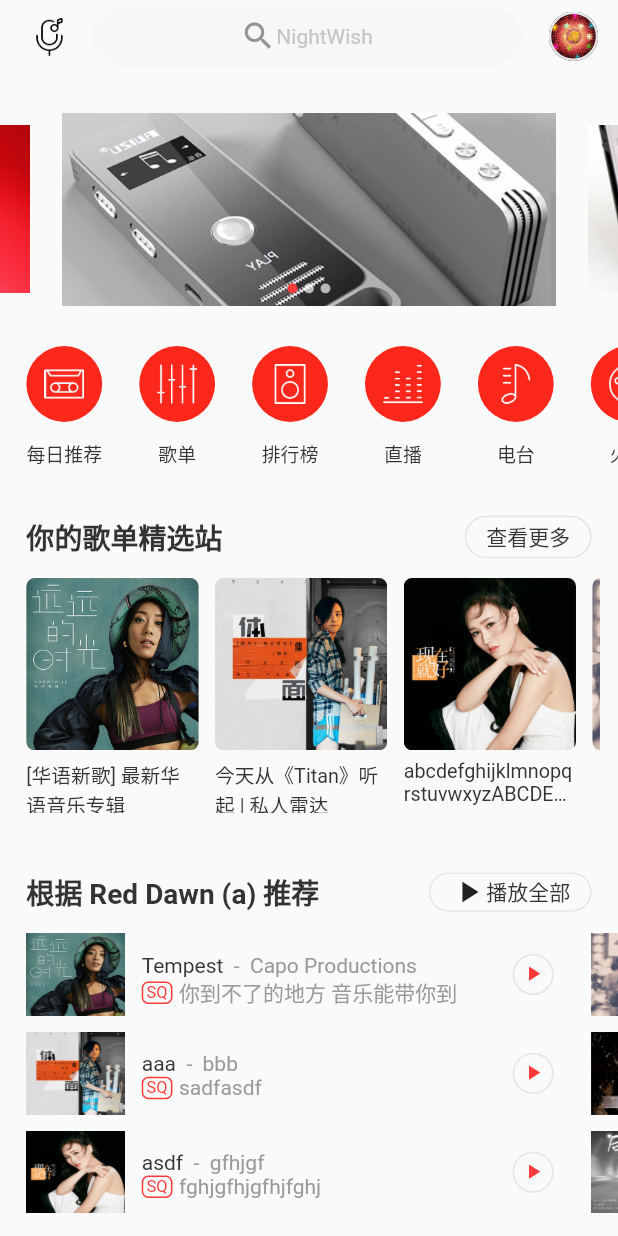
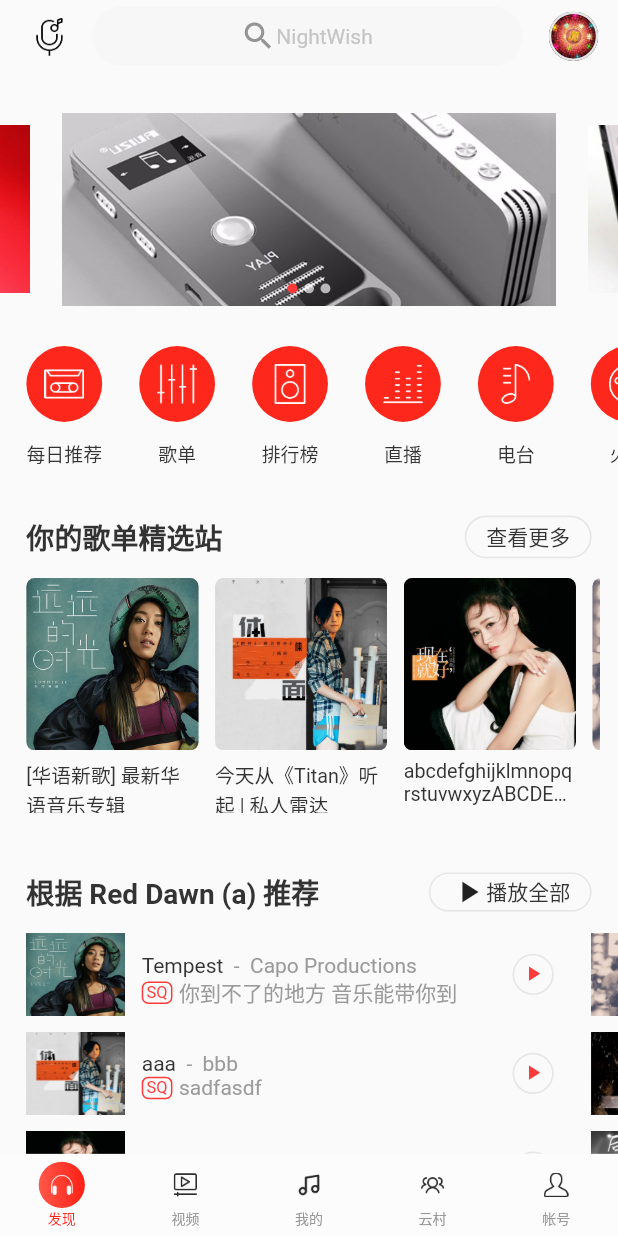
Before and after one commit to LoTwT/music_player, a Flutter app: the screen it shows after launch, on a phone screen of 412 x 824 dp. Run offline on Flutter 3.47's test engine with Material 2 defaults, Android fonts, the phone set to English and light mode, and no system bars; drawn by our look-alikes of carousel_slider; our stand-ins replace flutter_hooks.

Commit message:
BottomNavbar

```diff
--- a/lib/views/home/home.dart
+++ b/lib/views/home/home.dart
@@ -1,15 +1,18 @@
 import 'package:flutter/material.dart';
+import 'package:flutter_hooks/flutter_hooks.dart';
 import 'package:music_player/utils/screen_utils.dart';
 import 'package:music_player/views/home/category.dart';
 import 'package:music_player/views/home/header.dart';
 import 'package:music_player/views/home/swiper.dart';
+import 'package:music_player/widgets/bottom_navbar.dart';
 import 'package:music_player/widgets/recommend_list.dart';
 import 'package:music_player/widgets/song_list.dart';
 
-class Home extends StatelessWidget {
+class Home extends HookWidget {
   @override
   Widget build(BuildContext context) {
-    var screen = ScreenUtils(context);
+    final screen = ScreenUtils(context);
+    final currentBottomNav = useState(0);
 
     return Scaffold(
       body: DefaultTextStyle(
@@ -45,6 +48,10 @@
             ),
           ),
         ),
+      ),
+      bottomNavigationBar: BottomNavbar(
+        value: currentBottomNav.value,
+        onChanged: (index) => currentBottomNav.value = index,
       ),
     );
   }
--- /dev/null
+++ b/lib/widgets/bottom_navbar.dart
@@ -0,0 +1,135 @@
+import 'package:flutter/cupertino.dart';
+import 'package:flutter_hooks/flutter_hooks.dart';
+import 'package:music_player/utils/screen_utils.dart';
+
+typedef BottomNavbarCallback = void Function(int);
+const BottomNavbarInfos = <Map>[
+  {
+    "imgPath": "assets/icon-music-acc-b.png",
+    "activeImgPath": "assets/icon-music-acc.png",
+    "title": "发现",
+  },
+  {
+    "imgPath": "assets/icon-video-b.png",
+    "activeImgPath": "assets/icon-video.png",
+    "title": "视频",
+  },
+  {
+    "imgPath": "assets/icon-music-b.png",
+    "activeImgPath": "assets/icon-music.png",
+    "title": "我的",
+  },
+  {
+    "imgPath": "assets/icon-group-b.png",
+    "activeImgPath": "assets/icon-group.png",
+    "title": "云村",
+  },
+  {
+    "imgPath": "assets/icon-person-b.png",
+    "activeImgPath": "assets/icon-person.png",
+    "title": "帐号",
+  },
+];
+
+class BottomNavbar extends HookWidget {
+  final int value;
+  final BottomNavbarCallback onChanged;
+
+  BottomNavbar({
+    Key? key,
+    required this.onChanged,
+    this.value = 0,
+  }) : super(key: key);
+
+  @override
+  Widget build(BuildContext context) {
+    final screen = ScreenUtils(context);
+
+    return Container(
+      height: screen.calc(100),
+      padding: EdgeInsets.only(top: screen.calc(10)),
+      decoration: BoxDecoration(color: Color(0x66ffffff)),
+      child: Row(
+        mainAxisAlignment: MainAxisAlignment.spaceAround,
+        children: BottomNavbarInfos.asMap()
+            .map(
+              (index, info) => MapEntry(
+                index,
+                _BottomNavbarItem(
+                  imgPath: info["imgPath"],
+                  activeImgPath: info["activeImgPath"],
+                  title: info["title"],
+                  onTap: () => onChanged(index),
+                  isActive: value == index,
+                ),
+              ),
+            )
+            .values
+            .toList(),
+      ),
+    );
+  }
+}
+
+class _BottomNavbarItem extends StatelessWidget {
+  final String imgPath;
+  final String activeImgPath;
+  final String title;
+  final bool isActive;
+  final VoidCallback onTap;
+
+  _BottomNavbarItem({
+    Key? key,
+    required this.imgPath,
+    required this.title,
+    required this.activeImgPath,
+    required this.onTap,
+    this.isActive = false,
+  }) : super(key: key);
+
+  @override
+  Widget build(BuildContext context) {
+    final screen = ScreenUtils(context);
+
+    return GestureDetector(
+      onTap: onTap,
+      child: Container(
+        child: Column(
+          children: [
+            Container(
+              width: screen.calc(56),
+              height: screen.calc(56),
+              decoration: BoxDecoration(
+                gradient: isActive
+                    ? LinearGradient(
+                        colors: [
+                          Color(0xffff584a),
+                          Color(0xffff1f14),
+                        ],
+                        begin: Alignment.centerLeft,
+                        end: Alignment.centerRight,
+                      )
+                    : null,
+                borderRadius: BorderRadius.circular(screen.calc(28)),
+              ),
+              child: Center(
+                child: Image.asset(
+                  isActive ? activeImgPath : imgPath,
+                  width: screen.calc(30),
+                  height: screen.calc(30),
+                ),
+              ),
+            ),
+            Text(
+              title,
+              style: TextStyle(
+                color: isActive ? Color(0xffff1f14) : Color(0xff969696),
+                fontSize: screen.calc(17),
+              ),
+            ),
+          ],
+        ),
+      ),
+    );
+  }
+}
```
Also changed, not shown: pubspec.yaml (+16 -0 lines), assets/icon-group-b.png (added), assets/icon-group.png (added), assets/icon-music-acc-b.png (added), assets/icon-music-acc.png (added), assets/icon-music-b.png (added), assets/icon-music.png (added), assets/icon-person-b.png (added), assets/icon-person.png (added), assets/icon-video-b.png (added), assets/icon-video.png (added).
